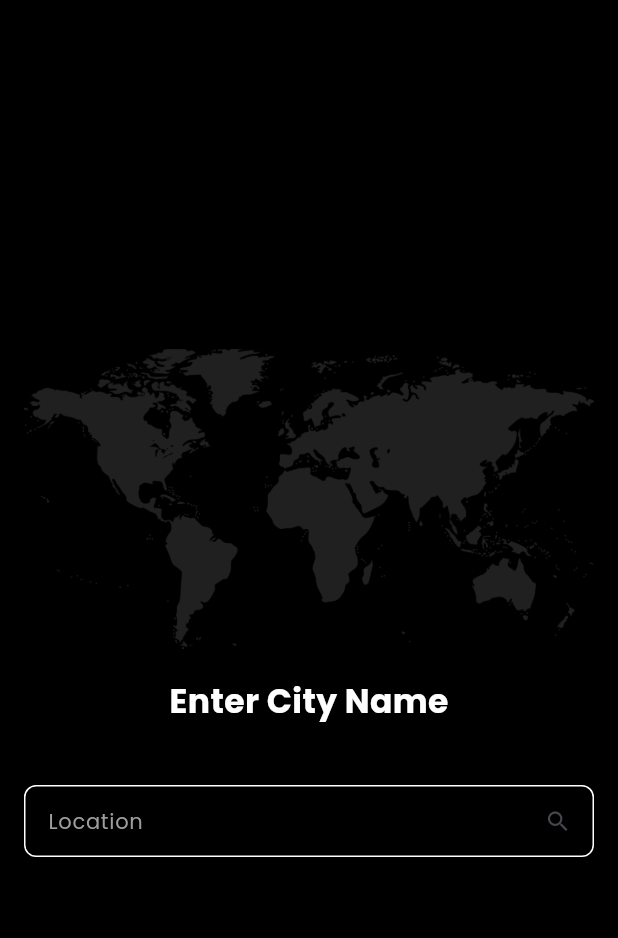
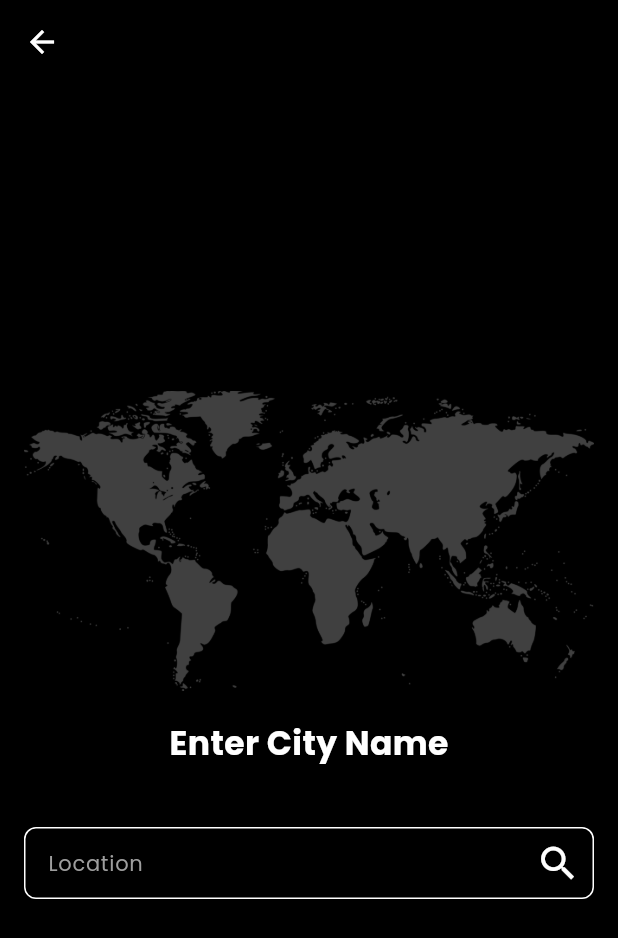
Before and after one commit to prachi-git99/weather_app, a Flutter app: the SearchCityScreen screen opened directly with empty values, on a phone screen of 412 x 824 dp. Shown: the top 938 px of the screen. Run offline on Flutter 3.47's test engine with Material 3 defaults, Android fonts, the phone set to English and light mode, and no system bars; our stand-ins replace bloc, equatable, firebase_auth, firebase_core, flutter_bloc, location and 1 more; accounts and stored records are empty; network calls fail.

Commit message:
basic app done

```diff
--- a/lib/application/blocs/weather/weather_bloc.dart
+++ b/lib/application/blocs/weather/weather_bloc.dart
@@ -87,7 +87,7 @@ class WeatherBloc extends Bloc<WeatherEvent, WeatherState> {
     emit(WeatherLoading());
     try {
       final weather = await weatherRepository.fetchWeather(event.cityName);
-
+      print(weather.cityName);
       await _saveWeatherToLocal(weather);
       emit(WeatherLoaded(weather: weather));
     } catch (e) {
--- a/lib/presentation/screens/home_screen.dart
+++ b/lib/presentation/screens/home_screen.dart
@@ -110,7 +110,10 @@ class _HomeScreenState extends State<HomeScreen> {
           ),
           SingleChildScrollView(
               child: displayDetailsWidget(
-                  context: context, weather: weather, weatherBloc: weatherBloc))
+                  context: context,
+                  weather: weather,
+                  weatherBloc: weatherBloc,
+                  locationService: locationService))
         ],
       ),
     );
--- a/lib/presentation/screens/select_location_screen.dart
+++ b/lib/presentation/screens/select_location_screen.dart
@@ -14,12 +14,19 @@ class SearchCityScreen extends StatelessWidget {
   Widget build(BuildContext context) {
     return Scaffold(
       backgroundColor: black,
+      appBar: AppBar(
+        backgroundColor: black,
+        iconTheme: IconThemeData(color: white),
+      ),
       body: Padding(
         padding: const EdgeInsets.all(appAllPadding),
         child: Column(
           mainAxisAlignment: MainAxisAlignment.center,
           children: [
-            Image.asset("assets/images/world_map_bg.png"),
+            Image.asset(
+              "assets/images/world_map_bg.png",
+              color: white,
+            ),
             mediumVerticalSizedBox(),
             const Text("Enter City Name",
                 style: TextStyle(
@@ -39,7 +46,11 @@ class SearchCityScreen extends StatelessWidget {
                   return null;
                 },
                 suffixIcon: IconButton(
-                  icon: Icon(Icons.search),
+                  icon: Icon(
+                    Icons.search,
+                    color: white,
+                    size: 30,
+                  ),
                   onPressed: () {
                     if (_cityController.text.isNotEmpty) {
                       weatherBloc
```
Also changed, not shown: lib/presentation/widgets/home_widgets/display_details_widget.dart (+18 -3 lines).
